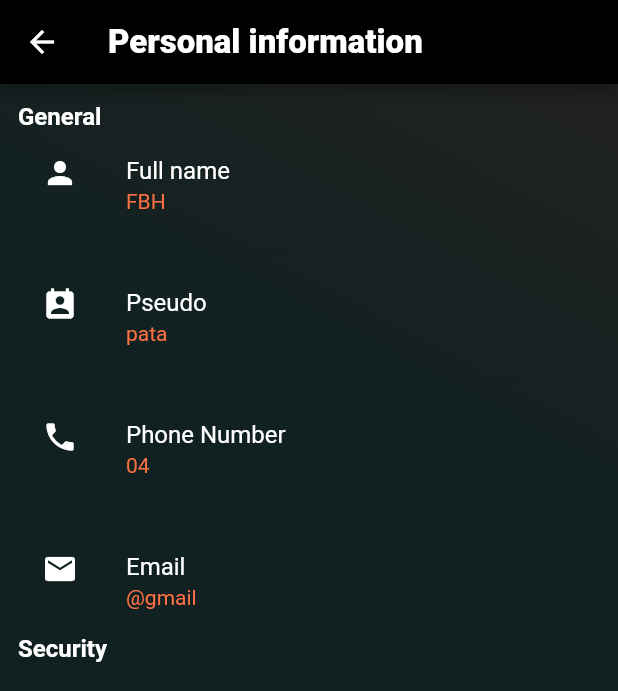
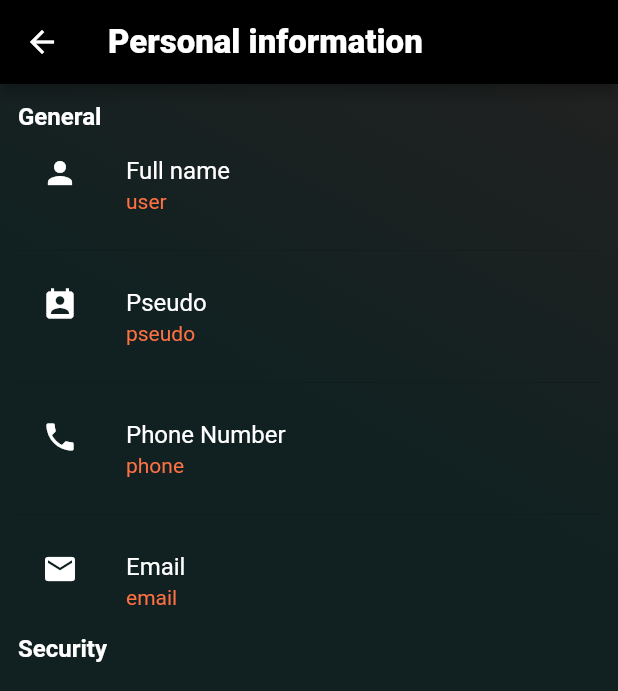
Before and after one commit to patassel/eden_garden_app, a Flutter app: the screen it shows after launch, after a tap on "Personal information", on a phone screen of 412 x 824 dp. Shown: the top 691 px of the screen. Run offline on Flutter 3.47's test engine with Material 2 defaults, Android fonts, the phone set to English and light mode, and no system bars; our stand-ins replace cloud_firestore, firebase_core; accounts and stored records are empty; network calls fail.

Commit message:
User dataBase Write and Read ok

```diff
--- /dev/null
+++ b/lib/controllers/dataBase_controller.dart
@@ -0,0 +1,27 @@
+import 'package:cloud_firestore/cloud_firestore.dart';
+import 'package:eden_garden/controllers/globals.dart' as global;
+
+
+final docUser = FirebaseFirestore.instance.collection('users');
+
+
+Future dataBaseWrite(String id, Map<String, dynamic> js) async{
+
+  await docUser.doc(id).set(js);
+
+}
+
+Future dataBaseRead(String id) async{
+
+  final docRef = docUser.doc(id);
+  Map<String, dynamic>? data ;
+  docRef.get().then(
+        (DocumentSnapshot doc) {
+          data = doc.data() as Map<String, dynamic>?;
+          global.currentUser.fromJson(data!);
+    },
+    onError: (e) => print("Error getting document: $e"),
+  );
+
+
+}
--- a/lib/model/body/profile_body_view.dart
+++ b/lib/model/body/profile_body_view.dart
@@ -1,4 +1,5 @@
 import 'package:eden_garden/controllers/route_management.dart';
+import 'package:eden_garden/model/user_db.dart';
 import 'package:eden_garden/view/user/user_info.dart';
 import 'package:flutter/material.dart';
 import 'package:eden_garden/controllers/globals.dart' as global;
@@ -20,7 +21,6 @@ class ProfileBodyView extends StatelessWidget {
     return Column(
       children: [
         /// BODY VIEW  ---------------------------------------------------
-
 
         SizedBox(height: profileZoom ? 45 : 100,),
 
--- a/lib/model/user_db.dart
+++ b/lib/model/user_db.dart
@@ -2,15 +2,11 @@
 
 class UserDB {
 
-  late final String fullName;
-  late final String phone;
-  late final String email;
-  late final String password;
-  late final String pseudo;
-
-
-  //
-  // late final ImageProvider image;
+  late  String fullName;
+  late  String phone;
+  late  String email;
+  late  String password;
+  late  String pseudo;
 
   UserDB({required this.fullName, this.phone = "phone",  this.pseudo = "pseudo", this.email = "email", this.password = "password"});
 
@@ -31,6 +27,17 @@ class UserDB {
     return ret;
   }
 
+  void fromJson(Map<String, dynamic> js) {
+
+    fullName = js['fullName'];
+    email = js['email'];
+    pseudo = js['pseudo'];
+    phone = js['phone'];
+    password = js['password'];
+
+
+  }
+
 
 
 }
--- a/lib/view/home_screen.dart
+++ b/lib/view/home_screen.dart
@@ -1,14 +1,11 @@
+import 'package:eden_garden/controllers/dataBase_controller.dart';
 import 'package:eden_garden/model/drawer/drawer_style.dart';
 import 'package:eden_garden/model/body/profile_body_view.dart';
 import 'package:eden_garden/model/bottomNavigation/simpleBottomBar.dart';
 import 'package:eden_garden/model/button/button_circle.dart';
-import 'package:eden_garden/model/user_db.dart';
 import 'package:flutter/material.dart';
 
 import 'package:eden_garden/controllers/globals.dart' as global;
-
-import 'package:cloud_firestore/cloud_firestore.dart';
-
 
 
 
@@ -33,11 +30,10 @@ class _HomeScreenState extends State<HomeScreen> {
   late bool profileEdit = false;
   late bool profileZoom = false;
   late bool orientationPortrait = false;
+  late bool errorDataException = false;
 
-  late CollectionReference<Map<String, dynamic>> docUser ;
 
   int count = 0;
-
 
   late GlobalKey<ScaffoldState> scaffoldKey = GlobalKey<ScaffoldState>();
 
@@ -45,56 +41,21 @@ class _HomeScreenState extends State<HomeScreen> {
   void initState() {
     super.initState();
     from = widget.from;
-    docUser = FirebaseFirestore.instance.collection('users');
 
-
+    /// Initiate User Object
+    getUserDB("pfTjVgNet8ggVpNOAfas");
   }
 
 
-  initiateSetState() {
-    setState(() {
+  initiateSetState() {setState(() {});}
 
-    });
-    //print(profileZoom);
-    //print(profileEdit);
-  }
+   getUserDB(String id) {
 
-  Future createUser(String name) async{
-
-/*
-    final newUser = UserDB(
-      fullName: 'Fayssal Ben Hammou',
-      pseudo: 'pata',
-      password: 'p',
-      phone: '04',
-      email: '@gmail',
-    );
-
-
-
-    await docUser.doc('pfTjVgNet8ggVpNOAfas').set(newUser.returnJson());
-
-
- */
-
-
-
-
-
-
-/*
-
-    final docRef = docUser.doc("ffejVgNet8ggVpNOAfas");
-
-    docRef.get().then(
-          (DocumentSnapshot doc) {
-        final data = doc.data() as Map<String, dynamic>;
-        print(data['fullName']);
-      },
-      onError: (e) => print("Error getting document: $e"),
-    );
-
- */
+    try {
+          dataBaseRead(id);
+    } on Exception catch (e) {
+      errorDataException = true;
+    }
 
   }
 
@@ -204,9 +165,6 @@ class _HomeScreenState extends State<HomeScreen> {
                           if (profileZoom){profileZoom = false;}
                           else{
                             profileEdit = !profileEdit;
-                            createUser("Jhon ${count}");
-                            count++;
-                            print("count ${count}");
 
                           }
                           initiateSetState();
@@ -259,3 +217,42 @@ class _HomeScreenState extends State<HomeScreen> {
     );
   }
 }
+
+
+
+/// WRITE TO DB
+/*
+
+    final newUser = UserDB(
+      fullName: 'Fayssal Ben Hammou',
+      pseudo: 'pata',
+      password: 'p',
+      phone: '04',
+      email: '@gmail',
+    );
+
+
+
+    await docUser.doc('pfTjVgNet8ggVpNOAfas').set(newUser.returnJson());
+
+
+ */
+
+
+
+
+
+/// READ TO DB
+/*
+
+    final docRef = docUser.doc("ffejVgNet8ggVpNOAfas");
+
+    docRef.get().then(
+          (DocumentSnapshot doc) {
+        final data = doc.data() as Map<String, dynamic>;
+        print(data['fullName']);
+      },
+      onError: (e) => print("Error getting document: $e"),
+    );
+
+ */
--- a/lib/view/user/user_info.dart
+++ b/lib/view/user/user_info.dart
@@ -1,6 +1,4 @@
-import 'package:cloud_firestore/cloud_firestore.dart';
 import 'package:eden_garden/model/user_db.dart';
-import 'package:firebase_core/firebase_core.dart';
 import 'package:flutter/material.dart';
 
 
@@ -10,8 +8,6 @@ import 'package:eden_garden/controllers/globals.dart' as global;
 class UserInfoScreen extends StatefulWidget {
   final String from;
   final UserDB user;
-  //final Function()? function;
-
 
   const UserInfoScreen({Key? key, required this.from, required this.user}) : super(key: key) ;
 
@@ -24,17 +20,12 @@ class UserInfoScreen extends StatefulWidget {
 class _UserInfoScreenState extends State<UserInfoScreen> {
 
   final GlobalKey<ScaffoldState> scaffoldKey = GlobalKey<ScaffoldState>();
-
   late bool themeSwitchVal = global.themeAppDark;  // true = dark
-
-  late DocumentReference<Map<String, dynamic>> docUser ;
 
 
   @override
   void initState() {
     super.initState();
-
-    docUser = FirebaseFirestore.instance.collection('users').doc(widget.user.pseudo);
 
   }
 
@@ -109,7 +100,7 @@ class _UserInfoScreenState extends State<UserInfoScreen> {
                             : global.ColorTheme().colorFromLight ),
                         title: Text("Full name", style: TextStyle( color: global.themeAppDark ? global.ColorTheme().colorFromDark
                             : global.ColorTheme().colorFromLight )),
-                        subtitle: Text("FBH", style: TextStyle( color : global.themeAppDark ? global.ColorTheme().colorFromDarkSub
+                        subtitle: Text(widget.user.fullName, style: TextStyle( color : global.themeAppDark ? global.ColorTheme().colorFromDarkSub
                             : Colors.blueGrey)),
                         onTap: () {print("full name button");},
                     )
@@ -124,7 +115,7 @@ class _UserInfoScreenState extends State<UserInfoScreen> {
                             : global.ColorTheme().colorFromLight ),
                         title: Text("Pseudo", style: TextStyle( color: global.themeAppDark ? global.ColorTheme().colorFromDark
                             : global.ColorTheme().colorFromLight )),
-                      subtitle: Text("pata", style: TextStyle( color : global.themeAppDark ? global.ColorTheme().colorFromDarkSub
+                      subtitle: Text(widget.user.pseudo, style: TextStyle( color : global.themeAppDark ? global.ColorTheme().colorFromDarkSub
                           : Colors.blueGrey)),
                       onTap: () {print("Pseudo button");},
                     )
@@ -139,7 +130,7 @@ class _UserInfoScreenState extends State<UserInfoScreen> {
                             : global.ColorTheme().colorFromLight ),
                         title: Text("Phone Number", style: TextStyle( color: global.themeAppDark ? global.ColorTheme().colorFromDark
                             : global.ColorTheme().colorFromLight )),
-                      subtitle: Text("04", style: TextStyle( color : global.themeAppDark ? global.ColorTheme().colorFromDarkSub
+                      subtitle: Text(widget.user.phone, style: TextStyle( color : global.themeAppDark ? global.ColorTheme().colorFromDarkSub
                           : Colors.blueGrey)),
                       onTap: () {print("phone button");},
                     )
@@ -153,7 +144,7 @@ class _UserInfoScreenState extends State<UserInfoScreen> {
                             : global.ColorTheme().colorFromLight ),
                         title: Text("Email", style: TextStyle( color: global.themeAppDark ? global.ColorTheme().colorFromDark
                             : global.ColorTheme().colorFromLight )),
-                        subtitle: Text("@gmail", style: TextStyle( color : global.themeAppDark ? global.ColorTheme().colorFromDarkSub
+                        subtitle: Text(widget.user.email, style: TextStyle( color : global.themeAppDark ? global.ColorTheme().colorFromDarkSub
                             : Colors.blueGrey)),
                         onTap: () {print("gmail button");},
                         )
```
Also changed, not shown: lib/model/textField/user_edit.dart (added).
